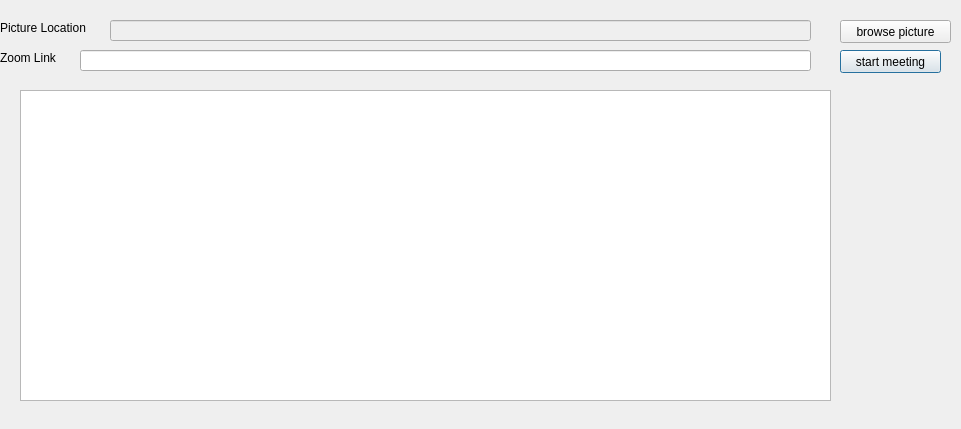
Old version of the form Client/prototype.ui in the repository JJangMoK/video-meeting.
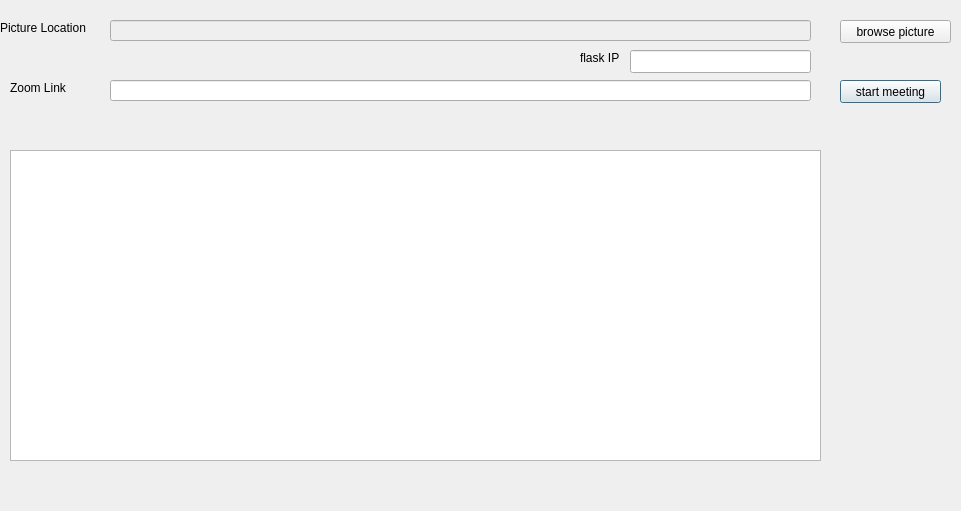
New version of the form.

Patch:
```diff
--- a/Client/prototype.ui
+++ b/Client/prototype.ui
@@ -7,7 +7,7 @@
     <x>0</x>
     <y>0</y>
     <width>961</width>
-    <height>429</height>
+    <height>511</height>
    </rect>
   </property>
   <property name="windowTitle">
@@ -17,7 +17,7 @@
    <property name="geometry">
     <rect>
      <x>840</x>
-     <y>50</y>
+     <y>80</y>
      <width>101</width>
      <height>23</height>
     </rect>
@@ -29,9 +29,9 @@
   <widget class="QLineEdit" name="zoom_edit">
    <property name="geometry">
     <rect>
-     <x>80</x>
-     <y>50</y>
-     <width>731</width>
+     <x>110</x>
+     <y>80</y>
+     <width>701</width>
      <height>21</height>
     </rect>
    </property>
@@ -39,8 +39,8 @@
   <widget class="QLabel" name="label_2">
    <property name="geometry">
     <rect>
-     <x>0</x>
-     <y>50</y>
+     <x>10</x>
+     <y>80</y>
      <width>71</width>
      <height>16</height>
     </rect>
@@ -91,13 +91,36 @@
   <widget class="QTextEdit" name="console">
    <property name="geometry">
     <rect>
-     <x>20</x>
-     <y>90</y>
+     <x>10</x>
+     <y>150</y>
      <width>811</width>
      <height>311</height>
     </rect>
    </property>
   </widget>
+  <widget class="QLineEdit" name="ip_edit">
+   <property name="geometry">
+    <rect>
+     <x>630</x>
+     <y>50</y>
+     <width>181</width>
+     <height>23</height>
+    </rect>
+   </property>
+  </widget>
+  <widget class="QLabel" name="label_4">
+   <property name="geometry">
+    <rect>
+     <x>580</x>
+     <y>50</y>
+     <width>51</width>
+     <height>16</height>
+    </rect>
+   </property>
+   <property name="text">
+    <string>flask IP</string>
+   </property>
+  </widget>
  </widget>
  <resources/>
  <connections/>
```
